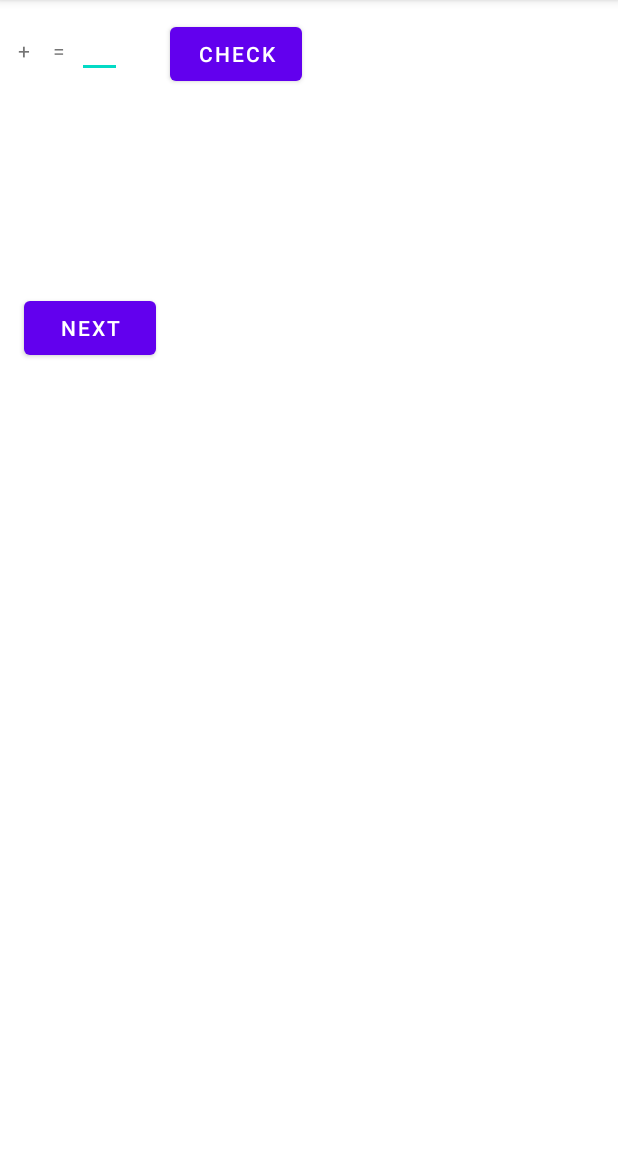
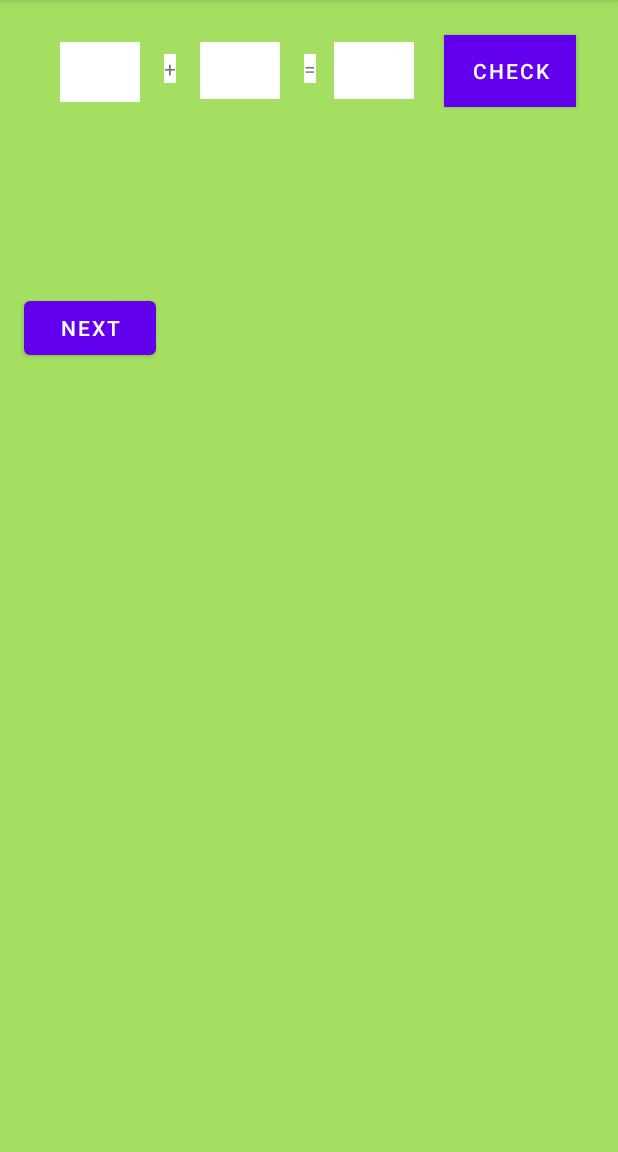
Before and after one commit to etipps1/SumFun, an Android app: the PlayGameActivity screen opened directly, with no data from a screen before it, on a phone screen of 412 x 824 dp, the part 84-1236 px from its top. Run offline under Robolectric (Android 15) with nearby library versions, the phone set to English and light mode, and no system bars.

Commit message:
changed color scheme for all of activities.

```diff
--- a/app/src/main/res/layout/activity_main.xml
+++ b/app/src/main/res/layout/activity_main.xml
@@ -4,12 +4,14 @@
     xmlns:tools="http://schemas.android.com/tools"
     android:layout_width="match_parent"
     android:layout_height="match_parent"
+    android:background="#F0A0DD58"
     tools:context=".view.MainActivity">
 
     <ImageView
         android:id="@+id/star"
         android:layout_width="189dp"
         android:layout_height="182dp"
+        android:layout_marginTop="40dp"
         android:clickable="true"
         app:layout_constraintEnd_toEndOf="parent"
         app:layout_constraintStart_toStartOf="parent"
@@ -32,9 +34,11 @@
         android:layout_width="wrap_content"
         android:layout_height="wrap_content"
         android:layout_marginTop="32dp"
+        android:background="#FFFFFF"
         android:text="@string/welcome"
         android:textColor="@android:color/holo_blue_bright"
-        android:textSize="24sp"
+        android:textSize="30sp"
+        android:textStyle="bold"
         app:layout_constraintEnd_toEndOf="parent"
         app:layout_constraintStart_toStartOf="parent"
         app:layout_constraintTop_toTopOf="parent" />
--- a/app/src/main/res/layout/activity_play_game.xml
+++ b/app/src/main/res/layout/activity_play_game.xml
@@ -4,33 +4,69 @@
     xmlns:tools="http://schemas.android.com/tools"
     android:layout_width="match_parent"
     android:layout_height="match_parent"
+    android:background="#F0A0DD58"
     tools:context=".view.PlayGameActivity">
 
     <TextView
         android:id="@+id/firstNum"
+        android:layout_width="53dp"
+        android:layout_height="40dp"
+        android:layout_marginStart="40dp"
+        android:layout_marginLeft="40dp"
+        android:layout_marginTop="28dp"
+        android:background="#FFFFFF"
+        android:gravity="center"
+        app:layout_constraintStart_toStartOf="parent"
+        app:layout_constraintTop_toTopOf="parent" />
+
+    <Button
+        android:id="@+id/check"
         android:layout_width="wrap_content"
         android:layout_height="wrap_content"
-        android:layout_marginStart="8dp"
-        android:layout_marginTop="24dp"
-        app:layout_constraintStart_toStartOf="parent"
+        android:layout_marginStart="20dp"
+        android:layout_marginLeft="20dp"
+        android:background="#FFFFFF"
+        android:text="@string/submit"
+        android:textColor="#FFFFFF"
+        app:layout_constraintBaseline_toBaselineOf="@+id/response"
+        app:layout_constraintStart_toEndOf="@+id/response" />
+
+    <EditText
+        android:id="@+id/response"
+        android:layout_width="53dp"
+        android:layout_height="38dp"
+        android:layout_marginStart="12dp"
+        android:layout_marginLeft="12dp"
+        android:layout_marginTop="28dp"
+        android:background="#FFFFFF"
+        android:gravity="center"
+        android:inputType="number"
+        android:textSize="14sp"
+        app:layout_constraintStart_toEndOf="@+id/equals"
         app:layout_constraintTop_toTopOf="parent" />
 
     <TextView
         android:id="@+id/operator"
         android:layout_width="wrap_content"
         android:layout_height="wrap_content"
-        android:layout_marginStart="4dp"
-        android:layout_marginTop="24dp"
+        android:layout_marginStart="16dp"
+        android:layout_marginLeft="16dp"
+        android:layout_marginTop="36dp"
+        android:background="#FFFFFF"
+        android:gravity="center"
         android:text="@string/addition"
         app:layout_constraintStart_toEndOf="@+id/firstNum"
         app:layout_constraintTop_toTopOf="parent" />
 
     <TextView
         android:id="@+id/secondNum"
-        android:layout_width="wrap_content"
-        android:layout_height="wrap_content"
-        android:layout_marginStart="4dp"
-        android:layout_marginTop="24dp"
+        android:layout_width="53dp"
+        android:layout_height="38dp"
+        android:layout_marginStart="16dp"
+        android:layout_marginLeft="16dp"
+        android:layout_marginTop="28dp"
+        android:background="#FFFFFF"
+        android:gravity="center"
         android:text=" "
         app:layout_constraintStart_toEndOf="@+id/operator"
         app:layout_constraintTop_toTopOf="parent" />
@@ -39,32 +75,14 @@
         android:id="@+id/equals"
         android:layout_width="wrap_content"
         android:layout_height="wrap_content"
-        android:layout_marginStart="8dp"
-        android:layout_marginTop="24dp"
+        android:layout_marginStart="16dp"
+        android:layout_marginLeft="16dp"
+        android:layout_marginTop="36dp"
+        android:background="#FFFFFF"
+        android:gravity="center"
         android:text="@string/equals"
         app:layout_constraintStart_toEndOf="@+id/secondNum"
         app:layout_constraintTop_toTopOf="parent" />
-
-    <EditText
-        android:id="@+id/response"
-        android:layout_width="30dp"
-        android:layout_height="36dp"
-        android:layout_marginStart="8dp"
-        android:layout_marginTop="16dp"
-        android:inputType="number"
-        android:textSize="14sp"
-        app:layout_constraintStart_toEndOf="@+id/equals"
-        app:layout_constraintTop_toTopOf="parent" />
-
-    <Button
-        android:id="@+id/check"
-        android:layout_width="wrap_content"
-        android:layout_height="wrap_content"
-        android:layout_marginStart="32dp"
-        android:text="@string/submit"
-        android:textColor="#FFFFFF"
-        app:layout_constraintBaseline_toBaselineOf="@+id/response"
-        app:layout_constraintStart_toEndOf="@+id/response" />
 
     <Button
         android:id="@+id/next"
--- a/app/src/main/res/layout/activity_status.xml
+++ b/app/src/main/res/layout/activity_status.xml
@@ -4,15 +4,18 @@
     xmlns:tools="http://schemas.android.com/tools"
     android:layout_width="match_parent"
     android:layout_height="match_parent"
+    android:background="#F0A0DD58"
     tools:context=".view.StatusActivity">
 
     <TextView
         android:id="@+id/textView"
         android:layout_width="wrap_content"
         android:layout_height="wrap_content"
-        android:layout_marginTop="24dp"
+        android:layout_marginTop="52dp"
+        android:background="#FFFFFF"
         android:text="@string/star_message"
-        android:textSize="18sp"
+        android:textSize="36sp"
+        android:textStyle="bold"
         app:layout_constraintEnd_toEndOf="parent"
         app:layout_constraintStart_toStartOf="parent"
         app:layout_constraintTop_toTopOf="parent" />
@@ -23,8 +26,10 @@
         android:layout_height="348dp"
         app:layout_constraintBottom_toBottomOf="parent"
         app:layout_constraintEnd_toEndOf="parent"
+        app:layout_constraintHorizontal_bias="0.496"
         app:layout_constraintStart_toStartOf="parent"
         app:layout_constraintTop_toTopOf="parent"
+        app:layout_constraintVertical_bias="0.409"
         app:srcCompat="@drawable/gold_star" />
 
     <TextView
@@ -32,6 +37,7 @@
         android:layout_width="wrap_content"
         android:layout_height="wrap_content"
         android:layout_marginTop="8dp"
+        android:background="#FFFFFF"
         android:text=" "
         android:textSize="24sp"
         app:layout_constraintEnd_toEndOf="parent"
```
